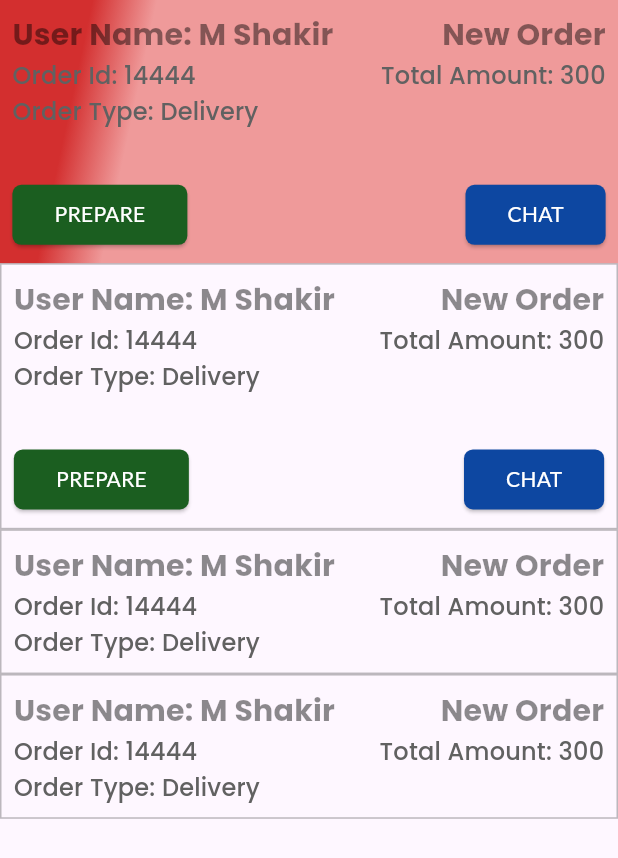
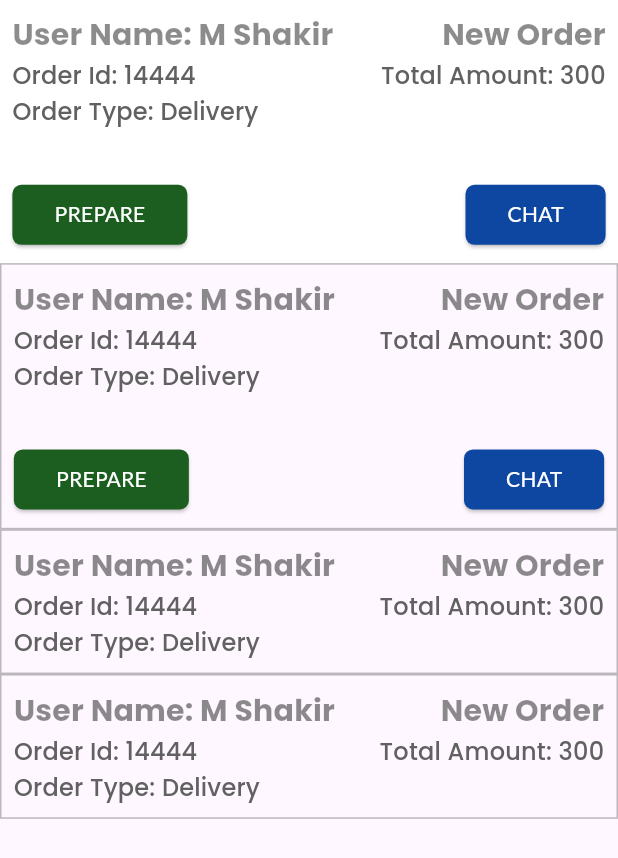
Before and after one commit to shayansaeed123/banking, a Flutter app: the screen it shows after launch, after a tap on "ACCEPT", on a phone screen of 412 x 824 dp. Shown: the top 858 px of the screen. Run offline on Flutter 3.47's test engine with Material 3 defaults, Android fonts, the phone set to English and light mode, and no system bars; our stand-ins replace country_picker, flutter_svg, google_fonts; missing offline and left inert: datepicker_dropdown.

Commit message:
updated
updated

```diff
--- a/lib/views/order_screen.dart
+++ b/lib/views/order_screen.dart
@@ -20,7 +20,7 @@ class _OrderScreenState extends State<OrderScreen> {
           Container(
             padding: EdgeInsets.all(height*0.01),
             decoration: BoxDecoration(
-              gradient: LinearGradient(
+              gradient: name == 'ACCEPT' ? LinearGradient(
                 colors: [
                   Colors.red.shade700,
                   Colors.red.shade200
@@ -28,6 +28,14 @@ class _OrderScreenState extends State<OrderScreen> {
                 begin: Alignment.centerLeft,
                 end: Alignment.bottomRight,
                 stops: [0.1,0.2]
+              ) : LinearGradient(
+                  colors: [
+                    Colors.white,
+                    Colors.white
+                  ],
+                  begin: Alignment.centerLeft,
+                  end: Alignment.bottomRight,
+                  stops: [0.1,0.2]
               )
             ),
             child: Column(
@@ -297,7 +305,45 @@ class _OrderScreenState extends State<OrderScreen> {
         ],
       );
     }else if(name == 'GO'){
-      return Container();
+      return Row(
+        mainAxisAlignment: MainAxisAlignment.spaceBetween,
+        children: [
+          ElevatedButton(
+              onPressed: (){
+                name = 'REMOVE';
+                setState(() {
+
+                });
+              }, child: Padding(
+            padding: const EdgeInsets.symmetric(horizontal: 4.0,vertical: 10.0),
+            child: Text(name,style: TextStyle(color: Colors.white)),
+          ),
+              style: ButtonStyle(backgroundColor: MaterialStateColor.resolveWith((states) => Colors.green.shade900),
+                  shape: MaterialStateProperty.all(RoundedRectangleBorder(borderRadius: BorderRadius.circular(6)))
+              )
+          ),
+          // ElevatedButton(
+          //     onPressed: (){}, child: Padding(
+          //   padding: const EdgeInsets.symmetric(horizontal: 4.0,vertical: 10.0),
+          //   child: Text('PREPARE',style: TextStyle(color: Colors.white)),
+          // ),
+          //     style: ButtonStyle(backgroundColor: MaterialStateColor.resolveWith((states) => Colors.green.shade900),
+          //         shape: MaterialStateProperty.all(RoundedRectangleBorder(borderRadius: BorderRadius.circular(6)))
+          //     )
+          // ),
+          ElevatedButton(
+              onPressed: (){}, child: Padding(
+            padding: const EdgeInsets.symmetric(horizontal: 4.0,vertical: 10.0),
+            child: Text('CHAT',style: TextStyle(color: Colors.white)),
+          ),
+              style: ButtonStyle(backgroundColor: MaterialStateColor.resolveWith((states) => Colors.blue.shade900),
+                  shape: MaterialStateProperty.all(RoundedRectangleBorder(borderRadius: BorderRadius.circular(6)))
+              )
+          ),
+        ],
+      );
+    }else if(name == 'REMOVE'){
+      return SizedBox(width: 0,height: 0,);
     }
   }
 }
```
